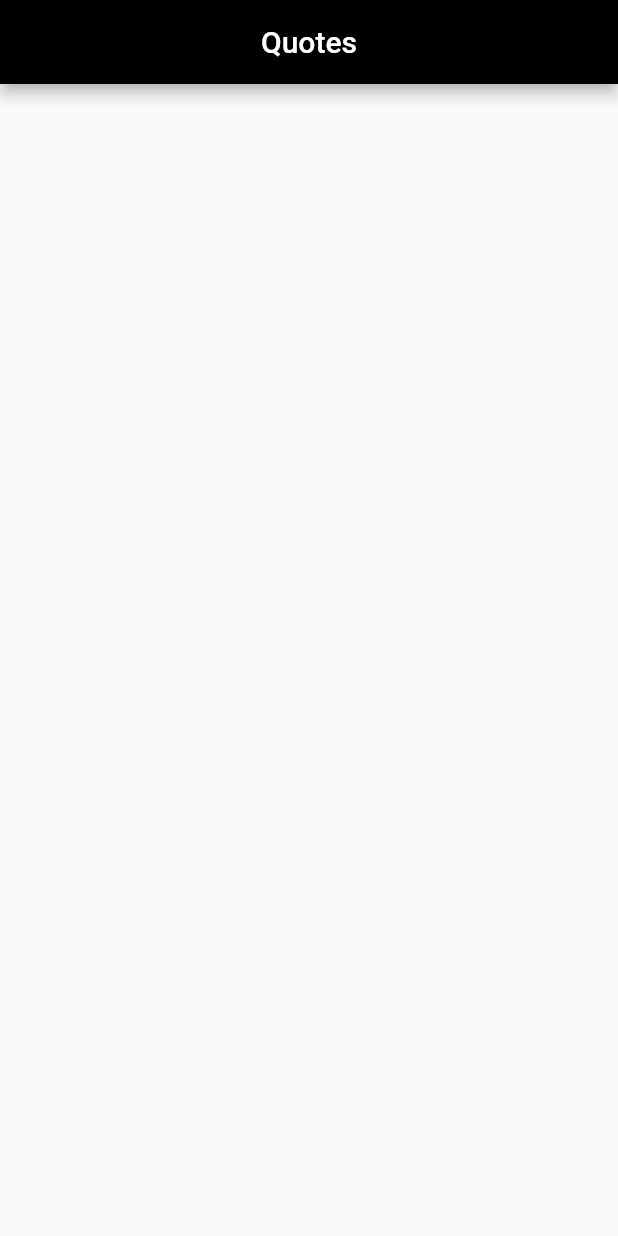
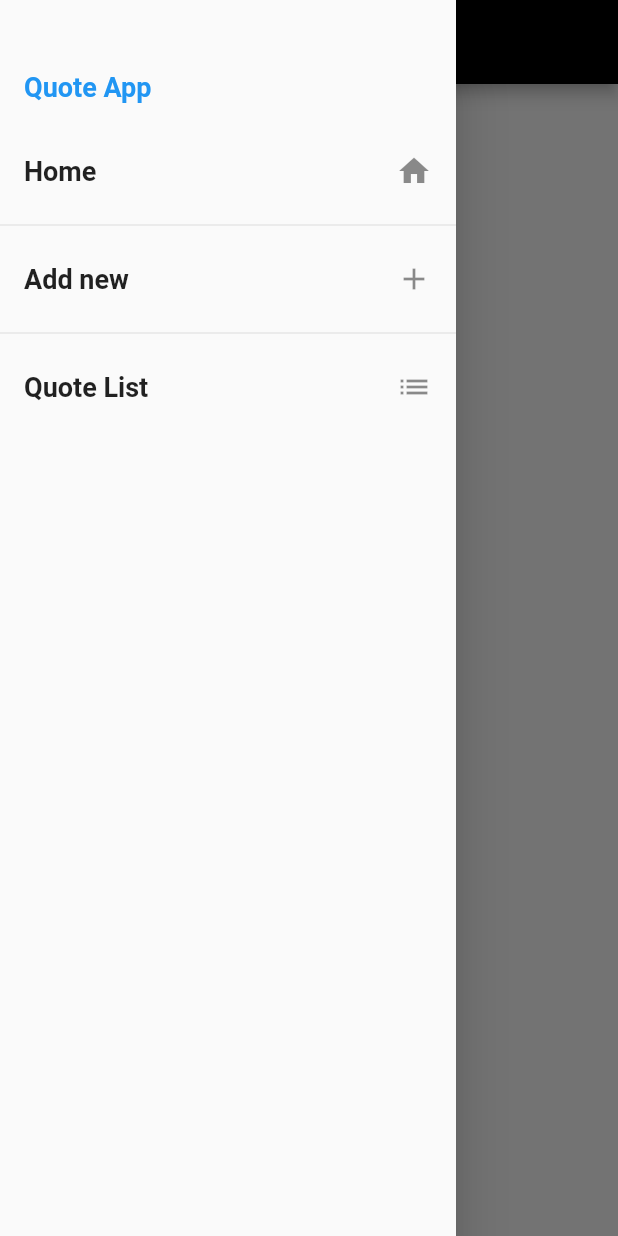
Before and after one commit to kalna-R/quotes_app, a Flutter app: the screen it shows after launch, with the side drawer open (before the commit the screen has no drawer), on a phone screen of 412 x 824 dp. Run offline on Flutter 3.47's test engine with Material 2 defaults, Android fonts, the phone set to English and light mode, and no system bars; our stand-ins replace cloud_firestore; accounts and stored records are empty.

Commit message:
Slide bar

```diff
--- a/lib/pages/categoryList.dart
+++ b/lib/pages/categoryList.dart
@@ -1,3 +1,5 @@
+//import 'dart:html';
+
 import 'package:cloud_firestore/cloud_firestore.dart';
 import 'package:flutter/material.dart';
 import 'quoteList.dart';
@@ -23,6 +25,37 @@ class _CategoryState extends State<Category> {
         centerTitle: true,
         backgroundColor: Colors.black,
       ),
+      //Slide bar - https://www.youtube.com/watch?v=WqpV_w6lioA
+      drawer: Drawer(
+        child: ListView(
+          children: <Widget>[
+            SizedBox(height: 30,),
+            new ListTile(
+              title: new Text("Quote App",style: TextStyle(fontWeight: FontWeight.bold, fontSize: 18, color: Colors.blue),),
+            ),
+            new ListTile(
+              title: new Text("Home",style: TextStyle(fontWeight: FontWeight.bold, fontSize: 18),),
+              trailing: new Icon(Icons.home),
+            ),
+            new Divider(),
+            new ListTile(
+              title: new Text("Add new",style: TextStyle(fontWeight: FontWeight.bold, fontSize: 18),),
+              trailing: new Icon(Icons.add),
+              onTap: () async {
+                Navigator.pushNamed(context, '/add');
+              }
+            ),
+            new Divider(),
+            new ListTile(
+              title: new Text("Quote List",style: TextStyle(fontWeight: FontWeight.bold, fontSize: 18),),
+              trailing: new Icon(Icons.list),
+                onTap: () async {
+                  Navigator.pushNamed(context, '/quotelist');
+                }
+            )
+          ],
+        )
+      ),
       body: Container(
         child: Column(
           mainAxisAlignment: MainAxisAlignment.start,
@@ -45,6 +78,7 @@ class _CategoryState extends State<Category> {
                         itemBuilder: (context, index) {
                           DocumentSnapshot ds = snapshot.data.documents[index];
                           return InkWell(
+ //                           onTap: () async {Navigator.pushNamed(context, '/quotelist');},
                             onTap: () async {
                               Navigator.push(
                                   context,
--- a/lib/pages/splashScreen.dart
+++ b/lib/pages/splashScreen.dart
@@ -31,7 +31,7 @@ class _SplashScreenState extends State<SplashScreen> with SingleTickerProviderSt
 
     Timer(Duration(seconds: 3), (){
       //Navigator.push(context, MaterialPageRoute(builder: (context) => QuoteList()));
-      Navigator.pushReplacementNamed(context, "/quotelist");
+      Navigator.pushReplacementNamed(context, "/category");
     });
   }
 
```
Also changed, not shown: lib/main.dart (+3 -21 lines), 1 other file.
